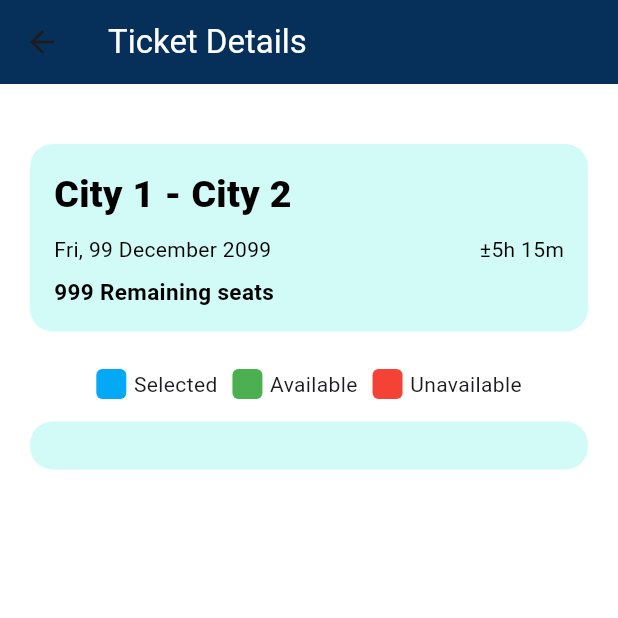
After one commit to bryanmlvn/FerryNav, a Flutter app: the SeatPage screen opened by its route, on a phone screen of 412 x 824 dp, the top half of it. The commit adds this screen. Run offline on Flutter 3.47's test engine with Material 3 defaults, Android fonts, the phone set to English and light mode, and no system bars; our stand-ins replace cloud_firestore, firebase_auth, firebase_core; accounts and stored records are empty.

Commit message:
F2C-8 - Creating Choose Seat Page - 20%

```diff
--- a/lib/main.dart
+++ b/lib/main.dart
@@ -1,3 +1,4 @@
+import 'package:ferrynav/screens/seat_page.dart';
 import 'package:ferrynav/screens/ticketdetails_page.dart';
 import 'package:flutter/material.dart';
 import 'package:firebase_core/firebase_core.dart';
@@ -5,7 +6,6 @@ import 'package:ferrynav/screens/splash_page.dart';
 import 'package:ferrynav/screens/welcome_page.dart';
 import 'package:ferrynav/screens/login_page.dart';
 import 'package:ferrynav/screens/register_page.dart';
-import 'package:ferrynav/screens/ticketdetails_page.dart';
 
 void main() async {
   WidgetsFlutterBinding.ensureInitialized();
@@ -23,7 +23,8 @@ class FerryNavApp extends StatelessWidget {
         WelcomeScreen.id: (context) => WelcomeScreen(),
         LoginPage.id: (context) => LoginPage(),
         RegisterPage.id: (context) => RegisterPage(),
-        TicketDetails.id: (context) => TicketDetails(),
+        TicketDetailsPage.id: (context) => TicketDetailsPage(),
+        SeatPage.id: (context) => SeatPage(),
       },
     );
   }
--- /dev/null
+++ b/lib/screens/seat_page.dart
@@ -0,0 +1,122 @@
+import 'package:flutter/material.dart';
+import 'package:ferrynav/styles/style.dart';
+
+Color appBarColor = const Color(0xFF06305A);
+Color containerColor = const Color(0xFFd2fbf7);
+String cityFrom = "City 1";
+String pelabuhanFrom = "Pelabuhan 1";
+String timeFrom = '10.30';
+String cityDestination = "City 2";
+String pelabuhanDestination = "Pelabuhan 2";
+String timeDestination = '15.30';
+String date = "Fri, 99 December 2099";
+int remainingSeat = 999;
+String duration = "±5h 15m";
+String kodeFerry = "FerryNav 02";
+int seatCapacity = 200;
+
+class SeatPage extends StatefulWidget {
+  static const String id = 'seat_page';
+
+  @override
+  State<SeatPage> createState() => _SeatPageState();
+}
+
+class _SeatPageState extends State<SeatPage> {
+  @override
+  Widget build(BuildContext context) {
+    return Scaffold(
+      backgroundColor: Colors.white,
+      appBar: AppBar(
+        title: const Text(
+          "Ticket Details",
+          style: TextStyle(color: Colors.white),
+        ),
+        backgroundColor: appBarColor,
+      ),
+      body: SingleChildScrollView(
+        child: Center(
+          child: Column(
+            children: <Widget>[
+              Container(
+                margin: const EdgeInsets.fromLTRB(20.0, 40.0, 20.0, 20.0),
+                decoration: commonBoxDecorationStyle(containerColor),
+                constraints: const BoxConstraints(
+                  minWidth: double.infinity,
+                ),
+                child: Padding(
+                  padding: const EdgeInsets.all(16.0),
+                  child: Column(
+                    crossAxisAlignment: CrossAxisAlignment.start,
+                    children: <Widget>[
+                      Text(
+                        '$cityFrom - $cityDestination',
+                        style: h1Style,
+                      ),
+                      const SizedBox(height: 8.0),
+                      Row(
+                        mainAxisAlignment: MainAxisAlignment.spaceBetween,
+                        children: <Widget>[
+                          Text(
+                            date,
+                            style: desc1Style(Colors.black),
+                          ),
+                          Text(
+                            duration,
+                            style: desc1Style(Colors.black),
+                          ),
+                        ],
+                      ),
+                      const SizedBox(height: 8.0),
+                      Text(
+                        '$remainingSeat Remaining seats',
+                        style: h3Style,
+                      ),
+                    ],
+                  ),
+                ),
+              ),
+              const SizedBox(height: 5.0),
+              Row(
+                mainAxisAlignment: MainAxisAlignment.center,
+                children: [
+                  _colorBox(Colors.lightBlue, 'Selected'),
+                  const SizedBox(width: 10),
+                  _colorBox(Colors.green, 'Available'),
+                  const SizedBox(width: 10),
+                  _colorBox(Colors.red, 'Unavailable'),
+                ],
+              ),
+              const SizedBox(height: 5.0),
+              Container(
+                padding: const EdgeInsets.all(16.0),
+                margin: const EdgeInsets.fromLTRB(20.0, 10.0, 20.0, 20.0),
+                decoration: commonBoxDecorationStyle(containerColor),
+                constraints: const BoxConstraints(
+                  minWidth: double.infinity,
+                ),
+              )
+            ],
+          ),
+        ),
+      ),
+    );
+  }
+}
+
+Widget _colorBox(Color color, String text) {
+  return Row(
+    children: [
+      Container(
+        width: 20,
+        height: 20,
+        decoration: BoxDecoration(
+          color: color,
+          borderRadius: BorderRadius.circular(4), // Adjust the radius as needed
+        ),
+      ),
+      const SizedBox(width: 5),
+      Text(text),
+    ],
+  );
+}
--- a/lib/screens/splash_page.dart
+++ b/lib/screens/splash_page.dart
@@ -1,4 +1,5 @@
-import 'package:ferrynav/screens/ticketdetails_page.dart';
+// import 'package:ferrynav/screens/seat_page.dart';
+// import 'package:ferrynav/screens/ticketdetails_page.dart';
 import 'package:flutter/material.dart';
 import 'welcome_page.dart'; // Ensure you have the correct import for WelcomeScreen
 
--- a/lib/screens/ticketdetails_page.dart
+++ b/lib/screens/ticketdetails_page.dart
@@ -1,5 +1,6 @@
 import 'package:flutter/material.dart';
 // import 'package:ferrynav/components/rounded_button.dart';
+import 'package:ferrynav/styles/style.dart';
 
 Color appBarColor = const Color(0xFF06305A);
 Color containerColor = const Color(0xFFd2fbf7);
@@ -16,54 +17,16 @@ String kodeFerry = "FerryNav 02";
 int seatCapacity = 200;
 
 //REFACTORING (EXTRACT METHOD OR WIDGET)
-TextStyle h1Style = const TextStyle(
-  fontSize: 25.0,
-  color: Colors.black,
-  fontWeight: FontWeight.w800,
-);
-
-TextStyle h2Style = const TextStyle(
-  fontSize: 18.0,
-  color: Colors.white,
-  fontWeight: FontWeight.w700,
-);
-
-TextStyle h3Style = const TextStyle(
-  fontSize: 15.0,
-  color: Colors.black,
-  fontWeight: FontWeight.w600,
-);
-
-TextStyle h4Style = const TextStyle(
-  fontSize: 15.0,
-  color: Colors.black,
-  fontWeight: FontWeight.w500,
-);
-
-TextStyle desc1Style(Color color) {
-  return TextStyle(
-    fontSize: 14.0,
-    color: color,
-    fontWeight: FontWeight.w400,
-  );
-}
-
-BoxDecoration commonBoxDecoration(Color color) {
-  return BoxDecoration(
-    color: color,
-    borderRadius: BorderRadius.circular(15.0),
-  );
-}
 
 //CODE HERE BROTHAA
-class TicketDetails extends StatefulWidget {
+class TicketDetailsPage extends StatefulWidget {
   static const String id = 'ticketdetails_page';
 
   @override
-  State<TicketDetails> createState() => _TicketDetailsState();
+  State<TicketDetailsPage> createState() => _TicketDetailsPageState();
 }
 
-class _TicketDetailsState extends State<TicketDetails> {
+class _TicketDetailsPageState extends State<TicketDetailsPage> {
   @override
   Widget build(BuildContext context) {
     return Scaffold(
@@ -80,7 +43,7 @@ class _TicketDetailsState extends State<TicketDetails> {
           children: <Widget>[
             Container(
               margin: const EdgeInsets.fromLTRB(20.0, 40.0, 20.0, 20.0),
-              decoration: commonBoxDecoration(containerColor),
+              decoration: commonBoxDecorationStyle(containerColor),
               constraints: const BoxConstraints(
                 minWidth: double.infinity,
               ),
@@ -120,7 +83,7 @@ class _TicketDetailsState extends State<TicketDetails> {
             Container(
               padding: const EdgeInsets.all(16.0),
               margin: const EdgeInsets.fromLTRB(20.0, 10.0, 20.0, 20.0),
-              decoration: commonBoxDecoration(appBarColor),
+              decoration: commonBoxDecorationStyle(appBarColor),
               constraints: const BoxConstraints(
                 minWidth: double.infinity,
               ),
@@ -171,7 +134,7 @@ class _TicketDetailsState extends State<TicketDetails> {
                   Container(
                     padding: const EdgeInsets.all(16.0),
                     margin: const EdgeInsets.only(top: 15.0, bottom: 5.0),
-                    decoration: commonBoxDecoration(containerColor),
+                    decoration: commonBoxDecorationStyle(containerColor),
                     constraints: const BoxConstraints(
                       minWidth: double.infinity,
                     ),
--- /dev/null
+++ b/lib/styles/style.dart
@@ -0,0 +1,36 @@
+import 'package:flutter/material.dart';
+
+TextStyle h1Style = const TextStyle(
+  fontSize: 25.0,
+  color: Colors.black,
+  fontWeight: FontWeight.w800,
+);
+TextStyle h2Style = const TextStyle(
+  fontSize: 18.0,
+  color: Colors.white,
+  fontWeight: FontWeight.w700,
+);
+TextStyle h3Style = const TextStyle(
+  fontSize: 15.0,
+  color: Colors.black,
+  fontWeight: FontWeight.w600,
+);
+TextStyle h4Style = const TextStyle(
+  fontSize: 15.0,
+  color: Colors.black,
+  fontWeight: FontWeight.w500,
+);
+TextStyle desc1Style(Color color) {
+  return TextStyle(
+    fontSize: 14.0,
+    color: color,
+    fontWeight: FontWeight.w400,
+  );
+}
+
+BoxDecoration commonBoxDecorationStyle(Color color) {
+  return BoxDecoration(
+    color: color,
+    borderRadius: BorderRadius.circular(15.0),
+  );
+}
```
Also changed, not shown: lib/widget_tree.dart (deleted).
